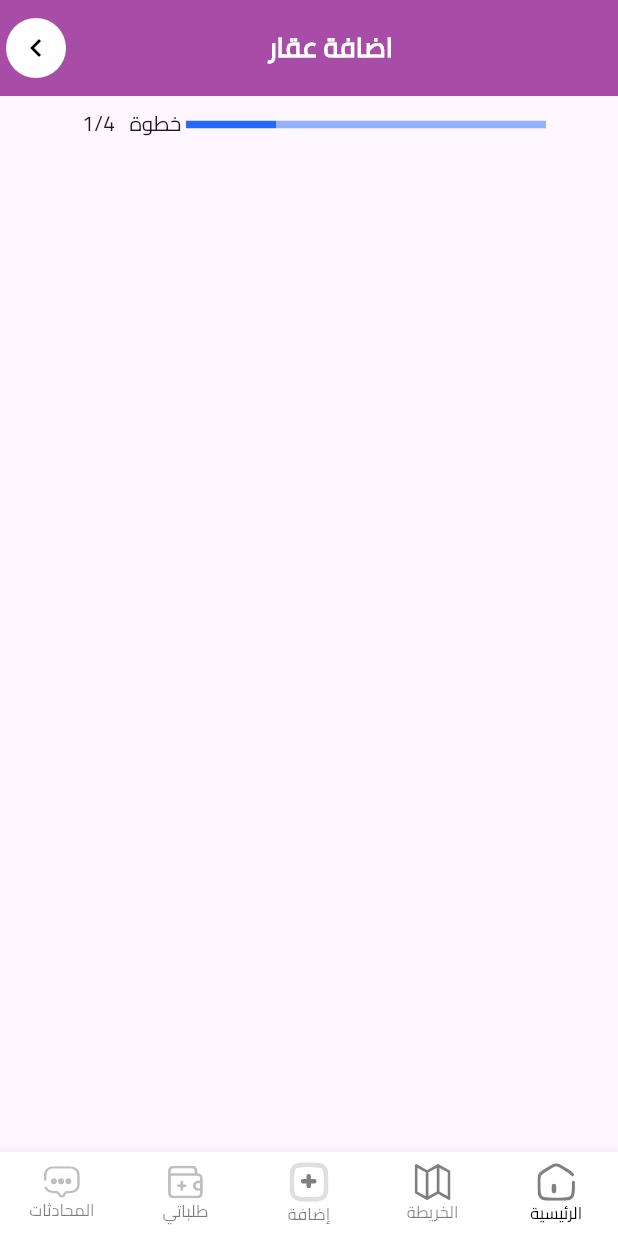
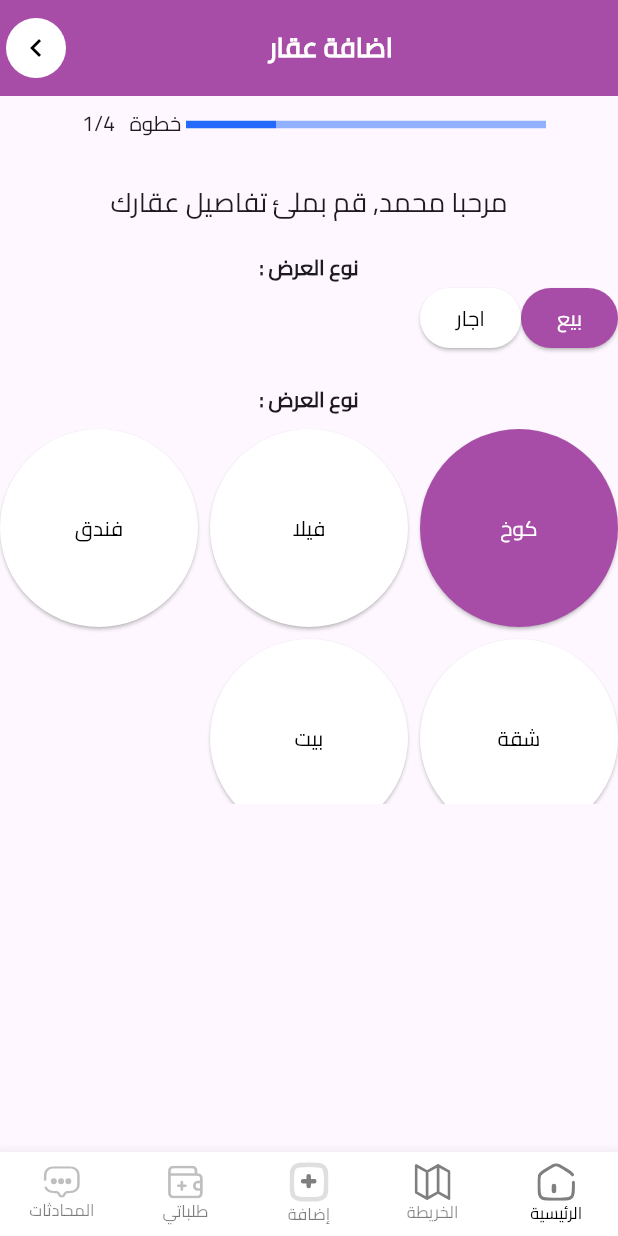
Before and after one commit to AYHM13x/nawy_app, a Flutter app: the screen it shows after launch, on a phone screen of 412 x 824 dp. Run offline on Flutter 3.47's test engine with Material 3 defaults, Android fonts, the phone set to English and light mode, and no system bars; our stand-ins replace dio, flutter_map, flutter_svg, gap, latlong2, modal_progress_hud_nsn; project files that could hold a hidden picture were left out.

Commit message:
finish  CustomPropertytype

```diff
--- a/lib/features/_2_home/presentation/views/bodies/add_view/add_view_body.dart
+++ b/lib/features/_2_home/presentation/views/bodies/add_view/add_view_body.dart
@@ -1,6 +1,10 @@
 import 'package:flutter/material.dart';
+import 'package:nawy_app/core/utlis/assets/font_styles.dart';
+import 'package:nawy_app/core/utlis/widgets/custom_elevated_botton.dart';
 import 'package:nawy_app/features/_0_spalsh/presentation/views/appbars/coustom_app_bar.dart';
 import 'package:nawy_app/features/_2_home/presentation/views/bodies/add_view/widgets/Custom_Completed.dart';
+import 'package:nawy_app/features/_2_home/presentation/views/bodies/add_view/widgets/Custom_Property_type.dart';
+import 'package:nawy_app/features/_2_home/presentation/views/bodies/add_view/widgets/Custom_Sale_And_Rent.dart';
 import 'package:nawy_app/features/_2_home/presentation/views/bodies/add_view/widgets/Custom_app_bar.dart';
 
 class AddBodyView extends StatelessWidget {
@@ -9,7 +13,38 @@ class AddBodyView extends StatelessWidget {
   @override
   Widget build(BuildContext context) {
     return Column(
-      children: [CustomAppBarAddView(), CustomCompleted()],
+      children: [
+        const CustomAppBarAddView(),
+        const CustomCompleted(),
+        const SizedBox(
+          height: 20,
+        ),
+        const Text(
+          "مرحبا محمد, قم بملئ تفاصيل عقارك",
+          style: FontStyles.textStyle18Reg,
+        ),
+        const SizedBox(
+          height: 20,
+        ),
+        Text(
+          "نوع العرض :",
+          style:
+              FontStyles.textStyle14Reg.copyWith(fontWeight: FontWeight.w700),
+        ),
+        const CustomSaleAndRent(),
+        const SizedBox(
+          height: 20,
+        ),
+        Text(
+          "نوع العرض :",
+          style:
+              FontStyles.textStyle14Reg.copyWith(fontWeight: FontWeight.w700),
+        ),
+        const SizedBox(
+          height: 10,
+        ),
+        const CustomPropertytype(),
+      ],
     );
   }
 }
--- /dev/null
+++ b/lib/features/_2_home/presentation/views/bodies/add_view/widgets/Custom_Property_type.dart
@@ -0,0 +1,99 @@
+import 'package:flutter/material.dart';
+import 'package:nawy_app/core/utlis/assets/app_colors.dart';
+import 'package:nawy_app/core/utlis/widgets/custom_elevated_botton.dart';
+
+class CustomPropertytype extends StatefulWidget {
+  const CustomPropertytype({super.key});
+
+  @override
+  State<CustomPropertytype> createState() => _CustomPropertytypeState();
+}
+
+class _CustomPropertytypeState extends State<CustomPropertytype> {
+  late int isSelected = 0;
+  @override
+  Widget build(BuildContext context) {
+    return Container(
+        width: double.infinity,
+        height: 250,
+        child: GridView(
+          gridDelegate: const SliverGridDelegateWithFixedCrossAxisCount(
+            crossAxisCount: 3, // عدد الأعمدة
+            crossAxisSpacing: 8.0, // المسافة بين الأعمدة
+            mainAxisSpacing: 8.0,
+          ),
+          children: [
+            Container(
+              height: 10,
+              width: 10,
+              child: customElevatedBotton(
+                backgroundtext: isSelected == 0 ? Colors.white : Colors.black,
+                onPressed: () {
+                  setState(() {
+                    isSelected = 0;
+                  });
+                },
+                isSelected == 0 ? AppColors.pickColor : Colors.white,
+                data: "كوخ",
+              ),
+            ),
+            Container(
+              height: 74,
+              width: 61,
+              child: customElevatedBotton(
+                backgroundtext: isSelected == 1 ? Colors.white : Colors.black,
+                onPressed: () {
+                  setState(() {
+                    isSelected = 1;
+                  });
+                },
+                isSelected == 1 ? AppColors.pickColor : Colors.white,
+                data: "فيلا",
+              ),
+            ),
+            Container(
+              height: 74,
+              width: 61,
+              child: customElevatedBotton(
+                backgroundtext: isSelected == 2 ? Colors.white : Colors.black,
+                onPressed: () {
+                  setState(() {
+                    isSelected = 2;
+                  });
+                },
+                isSelected == 2 ? AppColors.pickColor : Colors.white,
+                data: "فندق",
+              ),
+            ),
+            Container(
+              height: 74,
+              width: 61,
+              child: customElevatedBotton(
+                backgroundtext: isSelected == 3 ? Colors.white : Colors.black,
+                onPressed: () {
+                  setState(() {
+                    isSelected = 3;
+                  });
+                },
+                isSelected == 3 ? AppColors.pickColor : Colors.white,
+                data: "شقة",
+              ),
+            ),
+            Container(
+              height: 74,
+              width: 61,
+              child: customElevatedBotton(
+                backgroundtext: isSelected == 4 ? Colors.white : Colors.black,
+                onPressed: () {
+                  setState(() {
+                    isSelected = 4;
+                  });
+                },
+                isSelected == 4 ? AppColors.pickColor : Colors.white,
+                data: "بيت",
+              ),
+            ),
+          ],
+        ));
+  }
+}
--- /dev/null
+++ b/lib/features/_2_home/presentation/views/bodies/add_view/widgets/Custom_Sale_And_Rent.dart
@@ -0,0 +1,41 @@
+import 'package:flutter/material.dart';
+import 'package:nawy_app/core/utlis/assets/app_colors.dart';
+import 'package:nawy_app/core/utlis/widgets/custom_elevated_botton.dart';
+
+class CustomSaleAndRent extends StatefulWidget {
+  const CustomSaleAndRent({super.key});
+
+  @override
+  State<CustomSaleAndRent> createState() => _CustomSaleAndRentState();
+}
+
+class _CustomSaleAndRentState extends State<CustomSaleAndRent> {
+  late int isSelected = 0;
+  @override
+  Widget build(BuildContext context) {
+    return Row(
+      children: [
+        customElevatedBotton(
+          backgroundtext: isSelected == 0 ? Colors.white : Colors.black,
+          onPressed: () {
+            setState(() {
+              isSelected = 0;
+            });
+          },
+          isSelected == 0 ? AppColors.pickColor : Colors.white,
+          data: "بيع",
+        ),
+        customElevatedBotton(
+          backgroundtext: isSelected == 1 ? Colors.white : Colors.black,
+          onPressed: () {
+            setState(() {
+              isSelected = 1;
+            });
+          },
+          isSelected == 1 ? AppColors.pickColor : Colors.white,
+          data: "اجار",
+        ),
+      ],
+    );
+  }
+}
```
